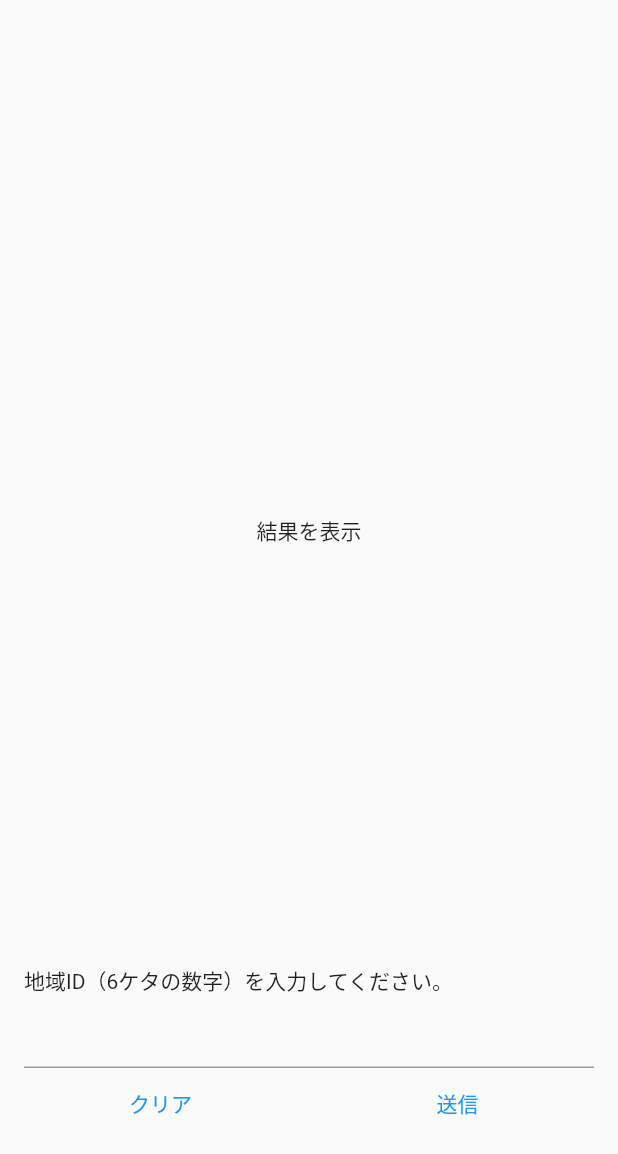
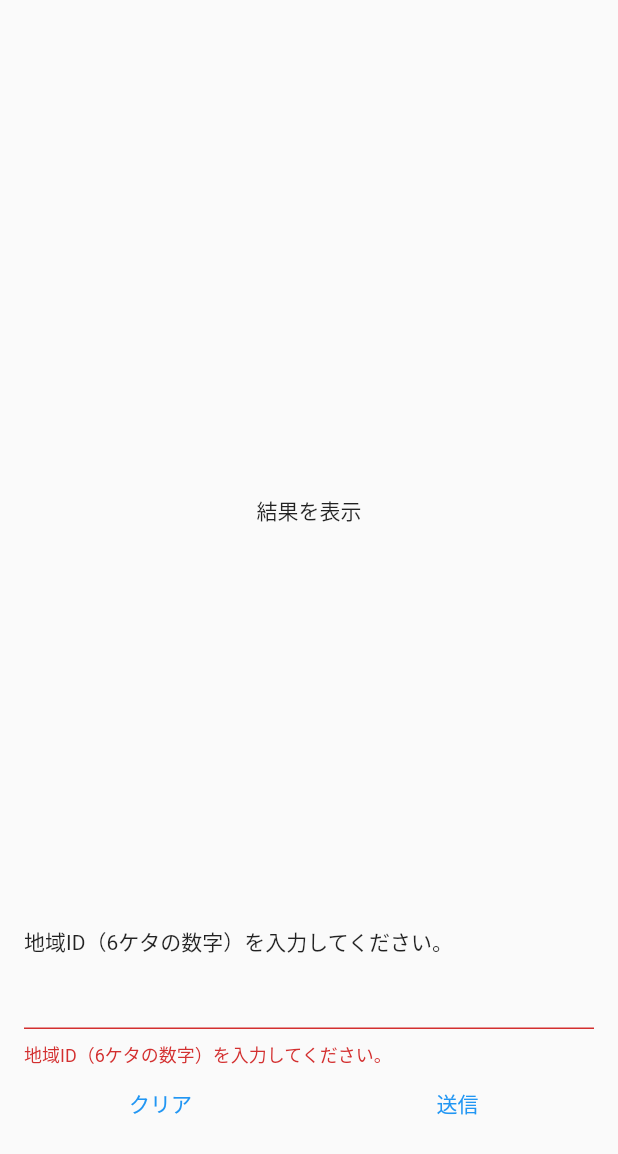
Before and after one commit to KobayashiYoh/weekly_trace_challenge, a Flutter app: the WeatherForecastsFormPage screen opened directly, after a tap on "送信", on a phone screen of 412 x 824 dp. Shown: the top 1154 px of the screen. Run offline on Flutter 3.47's test engine with Material 2 defaults, Android fonts, the light colour scheme and no system bars.

Commit message:
Formを追加

```diff
--- a/lib/function_20221006/weather_forecasts_form_page.dart
+++ b/lib/function_20221006/weather_forecasts_form_page.dart
@@ -9,7 +9,10 @@ class WeatherForecastsFormPage extends StatefulWidget {
 }
 
 class _WeatherForecastsFormPageState extends State<WeatherForecastsFormPage> {
+  final _formKey = GlobalKey<FormState>();
   TextEditingController _controller = TextEditingController();
+  final String message = '地域ID（6ケタの数字）を入力してください。';
+  final String pattern = r'^[0-9]{6}$';
 
   void _clearText() {
     setState(() {
@@ -17,12 +20,23 @@ class _WeatherForecastsFormPageState extends State<WeatherForecastsFormPage> {
     });
   }
 
+  void submit() {
+    if (_formKey.currentState!.validate()) {
+      print('success');
+    } else {
+      print('faild');
+    }
+  }
+
   @override
   Widget build(BuildContext context) {
-    return Scaffold(
+    return Form(
+      key: _formKey,
+      child: Scaffold(
         body: SafeArea(
           child: Container(
-          padding: const EdgeInsets.symmetric(vertical: 64.0, horizontal: 16.0),
+            padding:
+                const EdgeInsets.symmetric(vertical: 64.0, horizontal: 16.0),
             child: Column(
               crossAxisAlignment: CrossAxisAlignment.stretch,
               children: [
@@ -31,9 +45,15 @@ class _WeatherForecastsFormPageState extends State<WeatherForecastsFormPage> {
                     child: Text('結果を表示'),
                   ),
                 ),
-              const Text('地域ID（6ケタの数字）を入力してください。'),
+                Text(message),
                 TextFormField(
                   controller: _controller,
+                  validator: (value) {
+                    if (!RegExp(pattern).hasMatch(value!)) {
+                      return message;
+                    }
+                    return null;
+                  },
                 ),
                 Row(
                   children: [
@@ -46,7 +66,7 @@ class _WeatherForecastsFormPageState extends State<WeatherForecastsFormPage> {
                     const SizedBox(width: 16.0),
                     Expanded(
                       child: TextButton(
-                      onPressed: () {},
+                        onPressed: submit,
                         child: const Text('送信'),
                       ),
                     ),
@@ -56,6 +76,7 @@ class _WeatherForecastsFormPageState extends State<WeatherForecastsFormPage> {
             ),
           ),
         ),
+      ),
     );
   }
 }
```
Lines whose indentation alone changed are shown as unchanged.
